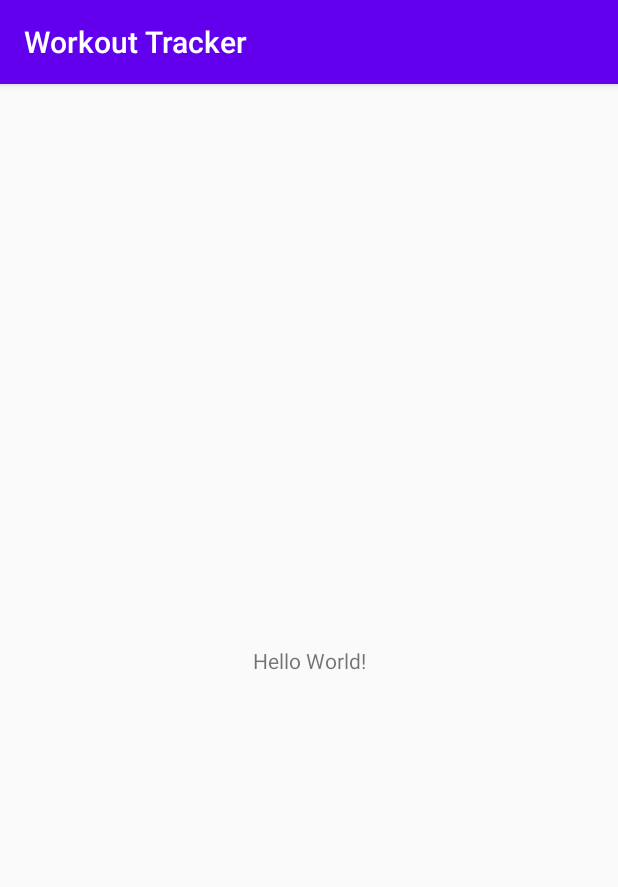
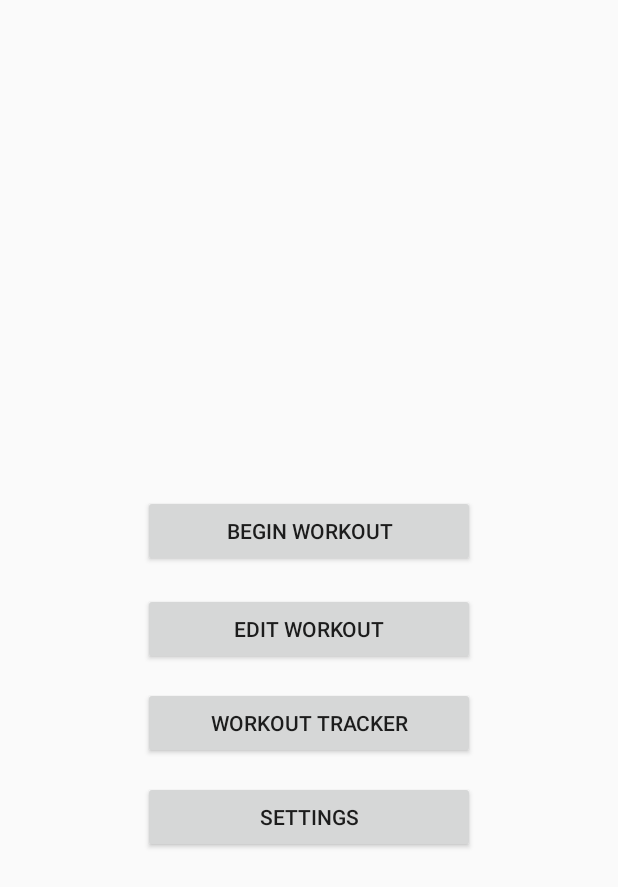
Before and after one commit to MishelK/Workout-Tracker, an Android app: the screen it shows after launch (MainActivity), on a phone screen of 412 x 824 dp. Shown: the top 887 px of the screen. Run offline under Robolectric (Android 15) with nearby library versions, the light colour scheme and no system bars.

Commit message:
Creating Home Screen Buttons & Creating main 4 activity's
-Added 4 Home page buttons and set their onclick listeners to lead to each's activity

-Added the Begin, Edit, Track and settings activities XML files & java Classes

```diff
--- a/app/src/main/AndroidManifest.xml
+++ b/app/src/main/AndroidManifest.xml
@@ -16,6 +16,10 @@
                 <category android:name="android.intent.category.LAUNCHER" />
             </intent-filter>
         </activity>
+        <activity android:name=".BeginWorkoutActivity" android:launchMode="singleTask"/>
+        <activity android:name=".EditWorkoutActivity" android:launchMode="singleTask"/>
+        <activity android:name=".TrackWorkoutActivity" android:launchMode="singleTask"/>
+        <activity android:name=".SettingsActivity" android:launchMode="singleTask"/>
     </application>
 
 </manifest>
--- a/app/src/main/java/com/example/workouttracker/MainActivity.java
+++ b/app/src/main/java/com/example/workouttracker/MainActivity.java
@@ -2,7 +2,10 @@ package com.example.workouttracker;
 
 import androidx.appcompat.app.AppCompatActivity;
 
+import android.content.Intent;
 import android.os.Bundle;
+import android.view.View;
+import android.widget.Button;
 
 public class MainActivity extends AppCompatActivity {
 
@@ -10,5 +13,48 @@ public class MainActivity extends AppCompatActivity {
     protected void onCreate(Bundle savedInstanceState) {
         super.onCreate(savedInstanceState);
         setContentView(R.layout.activity_main);
+
+        //Getting the homepage's buttons
+        Button btnBeginWorkout = findViewById(R.id.btn_begin);
+        Button btnEditWorkout = findViewById(R.id.btn_edit);
+        Button btnTrackWorkout = findViewById(R.id.btn_track);
+        Button btnSettings = findViewById(R.id.btn_settings);
+
+        //Setting the Home Page's Buttons listeners
+        btnBeginWorkout.setOnClickListener(new View.OnClickListener() {
+            @Override
+            public void onClick(View v) {
+                Intent intent = new Intent(MainActivity.this, BeginWorkoutActivity.class);
+                startActivity(intent);
+            }
+        });
+
+        btnEditWorkout.setOnClickListener(new View.OnClickListener() {
+            @Override
+            public void onClick(View v) {
+                Intent intent = new Intent(MainActivity.this, EditWorkoutActivity.class);
+                startActivity(intent);
+            }
+        });
+
+        btnTrackWorkout.setOnClickListener(new View.OnClickListener() {
+            @Override
+            public void onClick(View v) {
+                Intent intent = new Intent(MainActivity.this, TrackWorkoutActivity.class);
+                startActivity(intent);
+            }
+        });
+
+        btnSettings.setOnClickListener(new View.OnClickListener() {
+            @Override
+            public void onClick(View v) {
+                Intent intent = new Intent(MainActivity.this, SettingsActivity.class);
+                startActivity(intent);
+            }
+        });
+
+
+
+
     }
 }
--- /dev/null
+++ b/app/src/main/res/layout/activity_beginworkout.xml
@@ -0,0 +1,6 @@
+<?xml version="1.0" encoding="utf-8"?>
+<androidx.constraintlayout.widget.ConstraintLayout
+    xmlns:android="http://schemas.android.com/apk/res/android" android:layout_width="match_parent"
+    android:layout_height="match_parent">
+
+</androidx.constraintlayout.widget.ConstraintLayout>
--- /dev/null
+++ b/app/src/main/res/layout/activity_editworkout.xml
@@ -0,0 +1,6 @@
+<?xml version="1.0" encoding="utf-8"?>
+<androidx.constraintlayout.widget.ConstraintLayout
+    xmlns:android="http://schemas.android.com/apk/res/android" android:layout_width="match_parent"
+    android:layout_height="match_parent">
+
+</androidx.constraintlayout.widget.ConstraintLayout>
--- a/app/src/main/res/layout/activity_main.xml
+++ b/app/src/main/res/layout/activity_main.xml
@@ -1,18 +1,60 @@
 <?xml version="1.0" encoding="utf-8"?>
-<androidx.constraintlayout.widget.ConstraintLayout xmlns:android="http://schemas.android.com/apk/res/android"
+<RelativeLayout xmlns:android="http://schemas.android.com/apk/res/android"
     xmlns:app="http://schemas.android.com/apk/res-auto"
     xmlns:tools="http://schemas.android.com/tools"
     android:layout_width="match_parent"
     android:layout_height="match_parent"
     tools:context=".MainActivity">
 
-    <TextView
-        android:layout_width="wrap_content"
-        android:layout_height="wrap_content"
-        android:text="Hello World!"
-        app:layout_constraintBottom_toBottomOf="parent"
-        app:layout_constraintLeft_toLeftOf="parent"
-        app:layout_constraintRight_toRightOf="parent"
-        app:layout_constraintTop_toTopOf="parent" />
+    <LinearLayout
+        android:layout_width="match_parent"
+        android:layout_height="match_parent"
+        android:layout_marginHorizontal="65dp"
+        android:layout_marginTop="250dp"
+        android:layout_marginBottom="80dp"
+        android:orientation="vertical">
 
-</androidx.constraintlayout.widget.ConstraintLayout>
+        <Button
+            android:id="@+id/btn_begin"
+            android:layout_width="match_parent"
+            android:layout_height="wrap_content"
+            android:layout_gravity="center"
+            android:layout_marginHorizontal="30dp"
+            android:layout_marginTop="80dp"
+            android:layout_marginBottom="10dp"
+            android:text="@string/btn_txt_begin_workout" />
+
+        <Button
+            android:id="@+id/btn_edit"
+            android:layout_width="match_parent"
+            android:layout_height="wrap_content"
+            android:layout_gravity="center"
+            android:layout_marginHorizontal="30dp"
+            android:layout_marginVertical="7dp"
+            android:layout_marginBottom="10dp"
+            android:text="@string/btn_txt_edit_workout" />
+
+        <Button
+            android:id="@+id/btn_track"
+            android:layout_width="match_parent"
+            android:layout_height="wrap_content"
+            android:layout_gravity="center"
+            android:layout_marginHorizontal="30dp"
+            android:layout_marginVertical="7dp"
+            android:layout_marginBottom="10dp"
+            android:text="@string/btn_txt_track_workout" />
+
+        <Button
+            android:id="@+id/btn_settings"
+            android:layout_width="match_parent"
+            android:layout_height="wrap_content"
+            android:layout_gravity="center"
+            android:layout_marginHorizontal="30dp"
+            android:layout_marginVertical="7dp"
+            android:layout_marginBottom="10dp"
+            android:text="@string/btn_txt_settings" />
+
+
+    </LinearLayout>
+
+</RelativeLayout>
--- /dev/null
+++ b/app/src/main/res/layout/activity_settings.xml
@@ -0,0 +1,6 @@
+<?xml version="1.0" encoding="utf-8"?>
+<androidx.constraintlayout.widget.ConstraintLayout
+    xmlns:android="http://schemas.android.com/apk/res/android" android:layout_width="match_parent"
+    android:layout_height="match_parent">
+
+</androidx.constraintlayout.widget.ConstraintLayout>
--- /dev/null
+++ b/app/src/main/res/layout/activity_trackworkouts.xml
@@ -0,0 +1,6 @@
+<?xml version="1.0" encoding="utf-8"?>
+<androidx.constraintlayout.widget.ConstraintLayout
+    xmlns:android="http://schemas.android.com/apk/res/android" android:layout_width="match_parent"
+    android:layout_height="match_parent">
+
+</androidx.constraintlayout.widget.ConstraintLayout>
--- a/app/src/main/res/values/strings.xml
+++ b/app/src/main/res/values/strings.xml
@@ -1,3 +1,7 @@
 <resources>
     <string name="app_name">Workout Tracker</string>
+    <string name="btn_txt_begin_workout">Begin Workout</string>
+    <string name="btn_txt_edit_workout">Edit Workout</string>
+    <string name="btn_txt_track_workout">Workout Tracker</string>
+    <string name="btn_txt_settings">Settings</string>
 </resources>
--- a/app/src/main/res/values/styles.xml
+++ b/app/src/main/res/values/styles.xml
@@ -1,10 +1,10 @@
 <resources>
     <!-- Base application theme. -->
-    <style name="AppTheme" parent="Theme.AppCompat.Light.DarkActionBar">
+    <style name="AppTheme" parent="Theme.AppCompat.Light.NoActionBar">
         <!-- Customize your theme here. -->
-        <item name="colorPrimary">@color/colorPrimary</item>
-        <item name="colorPrimaryDark">@color/colorPrimaryDark</item>
-        <item name="colorAccent">@color/colorAccent</item>
+        <item name="colorPrimary">#14DDEF</item>
+        <item name="colorPrimaryDark">#04B4EA</item>
+        <item name="colorAccent">#050707</item>
     </style>
 
 </resources>
```
Also changed, not shown: app/src/main/java/com/example/workouttracker/BeginWorkoutActivity.java (added, +21 -0 lines), app/src/main/java/com/example/workouttracker/EditWorkoutActivity.java (added, +15 -0 lines), app/src/main/java/com/example/workouttracker/SettingsActivity.java (added, +17 -0 lines), app/src/main/java/com/example/workouttracker/TrackWorkoutActivity.java (added, +16 -0 lines), 1 other file.
